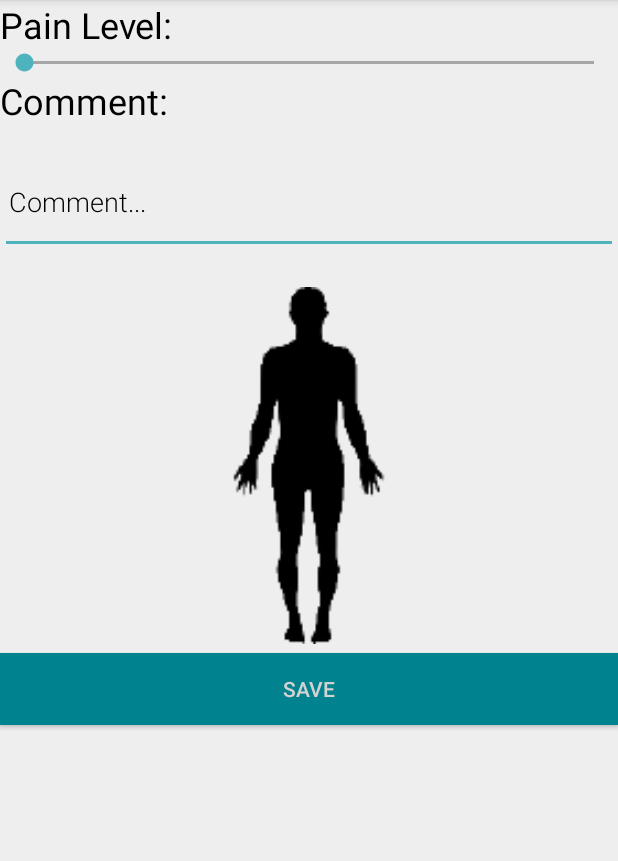
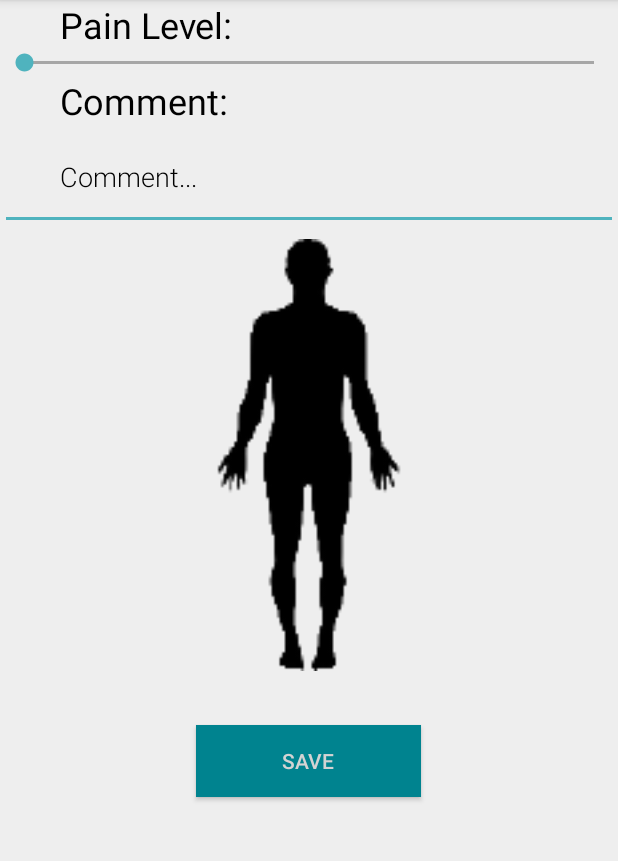
Before and after one commit to Daanikus/PainTracker, an Android app: the NewPainActivity screen opened directly, with no data from a screen before it, on a phone screen of 412 x 824 dp, the part 84-945 px from its top. Run offline under Robolectric (Android 15) with nearby library versions, the phone set to English and light mode, and no system bars.

Commit message:
Improved NewPain layout

```diff
--- a/mobile/src/main/res/layout/activity_new_pain.xml
+++ b/mobile/src/main/res/layout/activity_new_pain.xml
@@ -29,6 +29,7 @@
         android:textSize="24dp"
         android:text="Pain Level:"
         android:id="@+id/new_pain_seek_text_view"
+        android:paddingHorizontal="40dp"
         android:textColor="@color/black"/><!--background colour-->
 
     <SeekBar
@@ -37,6 +38,7 @@
         android:scrollbarSize="@dimen/small_padding"
         android:layout_height="wrap_content"
         android:max="10"
+        android:paddingHorizontal="40dp"
         android:progressBackgroundTint="@color/black"
         />
 
@@ -44,6 +46,7 @@
         android:layout_width="match_parent"
         android:layout_height="wrap_content"
         android:textSize="24dp"
+        android:paddingHorizontal="40dp"
         android:text="Comment:"
         android:textColor="@color/black"/>
 
@@ -54,25 +57,28 @@
         android:fontFamily="sans-serif-light"
         android:hint="@string/hint_word"
         android:inputType="textAutoComplete"
-        android:padding="@dimen/small_padding"
-        android:layout_marginBottom="@dimen/big_padding"
-        android:layout_marginTop="@dimen/big_padding"
+        android:paddingHorizontal="40dp"
         android:textSize="18sp"
         android:textColorHint="@color/black"/>
 
     <ImageView
         android:layout_width="match_parent"
-        android:layout_height="250dp"
+        android:layout_height="300dp"
         android:padding="@dimen/small_padding"
         android:id="@+id/human_image_view"
+        android:paddingHorizontal="40dp"
         android:src="@mipmap/human_no_bg"/>
 
+    <Space
+        android:layout_height="30dp"/>
     <Button
         android:id="@+id/button_save"
-        android:layout_width="match_parent"
+        android:layout_width="150dp"
         android:layout_height="wrap_content"
+        android:layout_gravity="center_horizontal"
         android:background="@color/colorPrimary"
         android:text="@string/button_save"
+        android:paddingHorizontal="40dp"
         android:textColor="@color/buttonLabel" />
 
 
```
